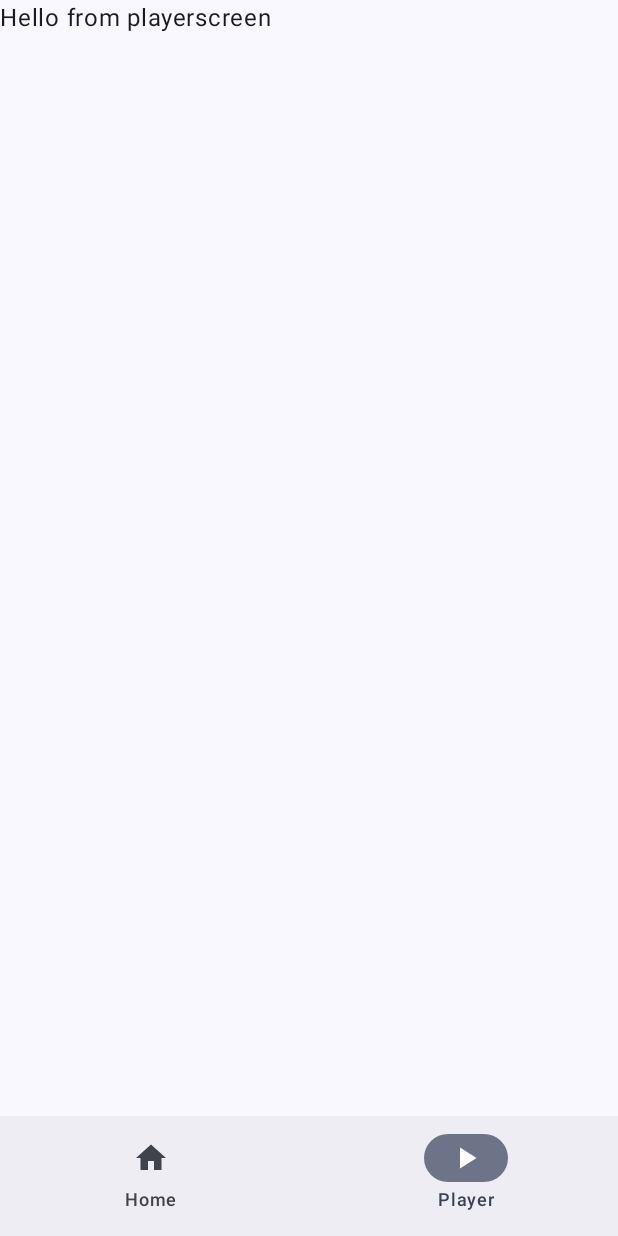
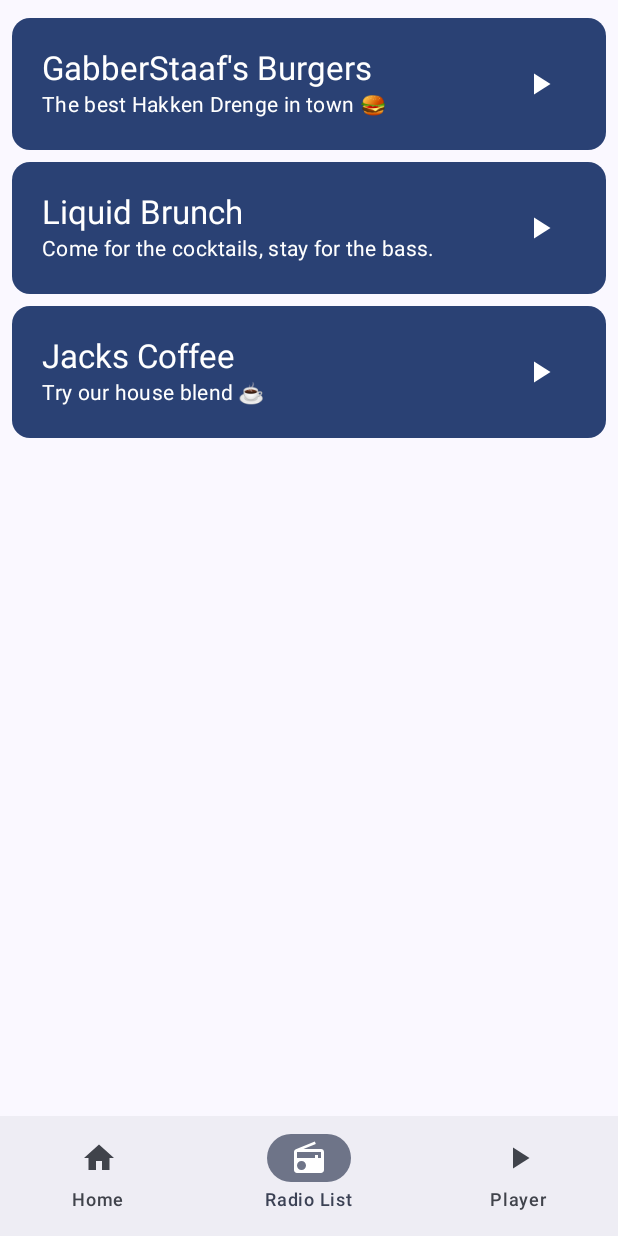
Before and after one commit to Gabber-Interactive/GabberPlayer, an Android app built with Jetpack Compose: the screen it shows after launch (MainActivity), item 2 of the bottom bar chosen, on a phone screen of 412 x 824 dp. Run offline under Robolectric (Android 15) with nearby library versions, the phone set to English and light mode, and no system bars.

Commit message:
Added FAB, new screen
added FAB to "Radio List", added a new screen for radio list, "Home screen" reverted to basics

```diff
--- a/app/build.gradle
+++ b/app/build.gradle
@@ -65,4 +65,6 @@ dependencies {
     //Navigation Compose
     implementation "androidx.navigation:navigation-compose:2.5.3"
 
+    //Icons
+    implementation "androidx.compose.material:material-icons-extended:1.4.0"
 }
--- a/app/src/main/java/com/example/gabberplayer/BottomNavGraph.kt
+++ b/app/src/main/java/com/example/gabberplayer/BottomNavGraph.kt
@@ -6,15 +6,19 @@ import androidx.navigation.compose.NavHost
 import androidx.navigation.compose.composable
 import com.example.gabberplayer.screens.HomeScreen
 import com.example.gabberplayer.screens.PlayerScreen
+import com.example.gabberplayer.screens.StationsScreen
 
 @Composable
 fun BottomNavGraph(navController: NavHostController) {
-    NavHost(navController = navController, startDestination = BottomNavScreen.Home.route) {
+    NavHost(navController = navController, startDestination = BottomNavScreen.Radio.route) {
         composable(route = BottomNavScreen.Home.route) {
             HomeScreen()
         }
         composable(route = BottomNavScreen.Player.route) {
             PlayerScreen()
         }
+        composable(route = BottomNavScreen.Radio.route){
+            StationsScreen()
+        }
     }
 }
--- a/app/src/main/java/com/example/gabberplayer/BottomNavScreen.kt
+++ b/app/src/main/java/com/example/gabberplayer/BottomNavScreen.kt
@@ -3,6 +3,8 @@ package com.example.gabberplayer
 import androidx.compose.material.icons.Icons
 import androidx.compose.material.icons.filled.Home
 import androidx.compose.material.icons.filled.PlayArrow
+import androidx.compose.material.icons.filled.Radar
+import androidx.compose.material.icons.filled.Radio
 import androidx.compose.ui.graphics.vector.ImageVector
 
 sealed class BottomNavScreen(
@@ -14,6 +16,10 @@ sealed class BottomNavScreen(
         route = "home", title = "Home", icon = Icons.Default.Home
     )
 
+    object Radio : BottomNavScreen(
+        route = "radio", title = "Radio List", icon = Icons.Default.Radio
+    )
+
     object Player : BottomNavScreen(
         route = "player", title = "Player", icon = Icons.Default.PlayArrow
     )
--- a/app/src/main/java/com/example/gabberplayer/MainScreen.kt
+++ b/app/src/main/java/com/example/gabberplayer/MainScreen.kt
@@ -29,6 +29,7 @@ fun MainScreen() {
 fun NavigationBar(navController: NavHostController) {
     val screens = listOf(
         BottomNavScreen.Home,
+        BottomNavScreen.Radio,
         BottomNavScreen.Player
     )
 
--- a/app/src/main/java/com/example/gabberplayer/screens/HomeScreen.kt
+++ b/app/src/main/java/com/example/gabberplayer/screens/HomeScreen.kt
@@ -1,96 +1,21 @@
 package com.example.gabberplayer.screens
 
-import androidx.compose.foundation.layout.Column
-import androidx.compose.foundation.layout.Row
-import androidx.compose.foundation.layout.padding
-import androidx.compose.foundation.lazy.LazyColumn
-import androidx.compose.foundation.lazy.items
-import androidx.compose.material.icons.Icons
-import androidx.compose.material.icons.filled.PlayArrow
+
 import androidx.compose.material3.*
 import androidx.compose.runtime.Composable
-import androidx.compose.ui.Modifier
 import androidx.compose.ui.tooling.preview.Preview
-import androidx.compose.ui.unit.dp
+import com.example.gabberplayer.ui.theme.GabberPlayerTheme
 
 @Composable
 fun HomeScreen(){
-    StationList(stations = stationsList)
-
+    Text(text = "Home Screen")
 }
 
-@Composable
-fun StationElement(stationName: String, stationDescription: String){
-    Card(
-        colors = CardDefaults.cardColors(containerColor = MaterialTheme.colorScheme.primary),
-        modifier = Modifier
-            .padding(vertical = 4.dp, horizontal = 8.dp)
-    ) {
-        StationElementContent(stationName, stationDescription)
-    }
-}
-
-@Composable
-fun StationElementContent(stationName: String,  stationDescription: String) {
-    Row(
-        modifier = Modifier
-        .padding(8.dp))
-    {
-        Column(modifier = Modifier
-            .weight(1f)
-            .padding(12.dp))
-        {
-            Text(text = stationName, style = MaterialTheme.typography.titleLarge)
-            Text(text = stationDescription, style = MaterialTheme.typography.bodyMedium)
-        }
-        Column(modifier = Modifier
-            .padding(12.dp)) {
-            IconButton(onClick = { /*TODO*/ }) {
-                Icon(
-                    imageVector = Icons.Filled.PlayArrow,
-                    contentDescription = ""
-                )
-            }
-        }
-    }
-}
-
-@Composable
-fun StationList(stations: List<Station>) {
-    LazyColumn(
-        modifier = Modifier.padding(vertical = 8.dp))
-    {
-        items(items = stations) { station ->
-            StationElement(stationName = station.stationName, station.stationDescription) }
-    }
-}
-
-data class Station(
-    val stationName: String,
-    val stationDescription: String,
-    //val stationUrl: String
-)
-
-private val stationsList = listOf(
-    Station("GabberStaaf's Burgers", "The best Hakken Drenge in town !"),
-    Station("Liquid Brunch", "Come for the cocktails, stay for the bass."),
-    Station("Jacks Coffee", "Try our house blend ☕")
-)
-
-@Preview
-@Composable
-fun StationElementPreview(){
-    StationElement("TestStation", "Test Description")
-}
-
-@Preview
-@Composable
-fun StationListPreview(){
-    StationList(stations = stationsList)
-}
 
 @Preview(showBackground = true)
 @Composable
 fun HomescreenPreview(){
-    HomeScreen()
+    GabberPlayerTheme() {
+        HomeScreen()
+    }
 }
--- /dev/null
+++ b/app/src/main/java/com/example/gabberplayer/screens/StationsScreen.kt
@@ -0,0 +1,122 @@
+package com.example.gabberplayer.screens
+
+import android.annotation.SuppressLint
+import androidx.compose.foundation.layout.Arrangement
+import androidx.compose.foundation.layout.Column
+import androidx.compose.foundation.layout.Row
+import androidx.compose.foundation.layout.padding
+import androidx.compose.foundation.lazy.LazyColumn
+import androidx.compose.foundation.lazy.items
+import androidx.compose.foundation.shape.RoundedCornerShape
+import androidx.compose.material.icons.Icons
+import androidx.compose.material.icons.filled.Add
+import androidx.compose.material.icons.filled.PlayArrow
+import androidx.compose.material3.*
+import androidx.compose.runtime.Composable
+import androidx.compose.ui.Alignment
+import androidx.compose.ui.Modifier
+import androidx.compose.ui.tooling.preview.Preview
+import androidx.compose.ui.unit.dp
+import com.example.gabberplayer.ui.theme.GabberPlayerTheme
+
+@SuppressLint("UnusedMaterial3ScaffoldPaddingParameter")
+@OptIn(ExperimentalMaterial3Api::class)
+@Composable
+fun StationsScreen(){
+    Scaffold(
+        floatingActionButton = {
+            StationFab()
+        }, content = {
+            StationList(stationsList)
+        })
+}
+
+@Composable
+fun StationFab(){
+    Column(horizontalAlignment = Alignment.End, verticalArrangement = Arrangement.Center) {
+        FloatingActionButton(
+            onClick = { /*TODO*/ },
+            shape = RoundedCornerShape(16.dp)
+        ) {
+            Icon(
+                imageVector = Icons.Default.Add,
+                contentDescription = ""
+            )
+        }
+    }
+}
+
+@Composable
+fun StationList(stations: List<Station>) {
+    LazyColumn(
+        modifier = Modifier.padding(vertical = 8.dp))
+    {
+        items(items = stations) { station ->
+            StationElement(stationName = station.stationName, station.stationDescription) }
+    }
+}
+
+
+@Composable
+fun StationElement(stationName: String, stationDescription: String){
+    Card(
+        colors = CardDefaults.cardColors(containerColor = MaterialTheme.colorScheme.primary),
+        modifier = Modifier
+            .padding(vertical = 4.dp, horizontal = 8.dp)
+    ) {
+        StationElementContent(stationName, stationDescription)
+    }
+}
+
+@Composable
+fun StationElementContent(stationName: String,  stationDescription: String) {
+    Row(
+        modifier = Modifier
+            .padding(8.dp))
+    {
+        Column(modifier = Modifier
+            .weight(1f)
+            .padding(12.dp))
+        {
+            Text(text = stationName, style = MaterialTheme.typography.titleLarge)
+            Text(text = stationDescription, style = MaterialTheme.typography.bodyMedium)
+        }
+        Column(modifier = Modifier
+            .padding(12.dp)) {
+            IconButton(onClick = { /*TODO*/ }) {
+                Icon(
+                    imageVector = Icons.Filled.PlayArrow,
+                    contentDescription = ""
+                )
+            }
+        }
+    }
+}
+
+data class Station(
+    val stationName: String,
+    val stationDescription: String,
+    //val stationUrl: String
+)
+
+private val stationsList = listOf(
+    Station("GabberStaaf's Burgers", "The best Hakken Drenge in town \uD83C\uDF54"),
+    Station("Liquid Brunch", "Come for the cocktails, stay for the bass."),
+    Station("Jacks Coffee", "Try our house blend ☕")
+)
+
+@Preview
+@Composable
+fun StationsListPreview(){
+    GabberPlayerTheme {
+        StationList(stationsList)
+    }
+}
+
+@Preview
+@Composable
+fun DefaultPreview(){
+    GabberPlayerTheme {
+        StationsScreen()
+    }
+}
```
